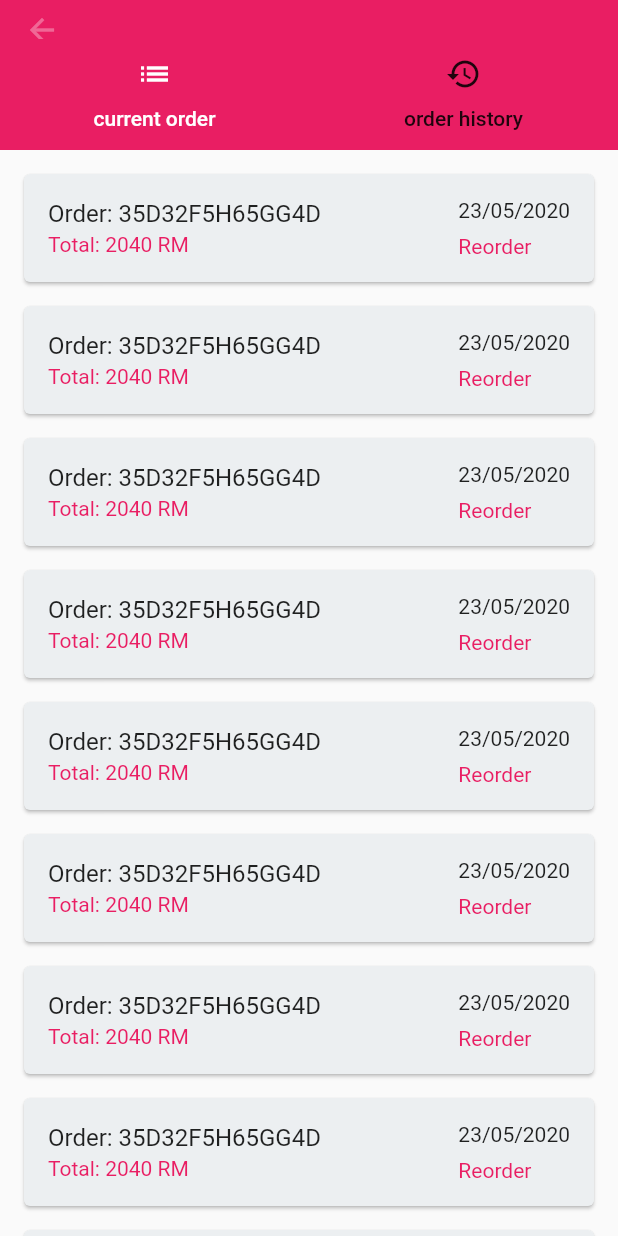
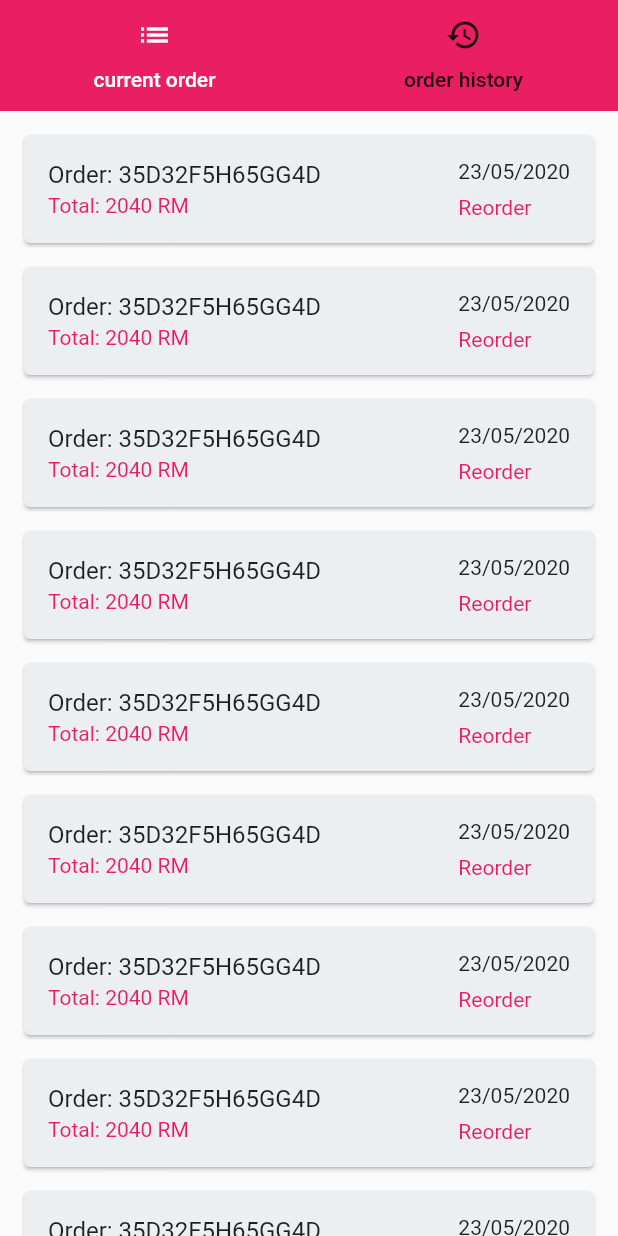
Before and after one commit to Ahmad-Elraqab/new-delivery-app, a Flutter app: the Cart screen opened directly, swiped to page 2, on a phone screen of 412 x 824 dp. Run offline on Flutter 3.47's test engine with Material 2 defaults, Android fonts, the phone set to English and light mode, and no system bars; our stand-ins replace cloud_firestore, font_awesome_flutter, get_it; accounts and stored records are empty; network calls fail.

Commit message:
add singlechildscrollview to the cart

```diff
--- a/lib/screens/cart/cart_screen.dart
+++ b/lib/screens/cart/cart_screen.dart
@@ -25,7 +25,7 @@ class _CartState extends State<Cart> with SingleTickerProviderStateMixin {
               return <Widget>[
                 SliverAppBar(
                   // backgroundColor: Colors.red,
-                  expandedHeight: 100.0,
+                  expandedHeight: 0.0,
                   floating: true,
                   pinned: true,
                   flexibleSpace: FlexibleSpaceBar(
@@ -56,12 +56,14 @@ class _CartState extends State<Cart> with SingleTickerProviderStateMixin {
               },
               controller: pageController,
               children: <Widget>[
-                Column(
+                SingleChildScrollView(
+                                  child: Column(
                     children: <Widget>[
+                      _orderList(),
                       _summaryBox(context),
-                    _orderList(),
                       _checkoutButton()
                     ],
+                  ),
                 ),
                 _historyScreen(context),
               ],
@@ -74,7 +76,7 @@ class _CartState extends State<Cart> with SingleTickerProviderStateMixin {
 
   Padding _checkoutButton() {
     return Padding(
-      padding: const EdgeInsets.all(20.0),
+      padding: const EdgeInsets.all(10.0),
       child: Container(
         decoration: BoxDecoration(
           color: Colors.pink,
@@ -97,10 +99,12 @@ class _CartState extends State<Cart> with SingleTickerProviderStateMixin {
       mainAxisAlignment: MainAxisAlignment.start,
       crossAxisAlignment: CrossAxisAlignment.center,
       children: <Widget>[
-        Card(
-          elevation: 7,
+        Padding(
+          padding: const EdgeInsets.all(10.0),
+          child: Card(
+            elevation: 3,
             child: Container(
-            width: MediaQuery.of(context).size.width - 50,
+              width: MediaQuery.of(context).size.width,
               height: 200,
               decoration: BoxDecoration(
                 borderRadius: BorderRadius.circular(5),
@@ -187,6 +191,7 @@ class _CartState extends State<Cart> with SingleTickerProviderStateMixin {
                     ),
                   ),
                 ],
+              ),
             ),
           ),
         ),
@@ -281,12 +286,13 @@ class _CartState extends State<Cart> with SingleTickerProviderStateMixin {
     );
   }
 
-  Expanded _orderList() {
-    return Expanded(
-      child: Padding(
-        padding: const EdgeInsets.only(left: 20.0, right: 20.0),
+  Padding _orderList() {
+    return Padding(
+      padding: const EdgeInsets.only(left: 10.0, right: 10.0),
       child: Card(
-          elevation: 7,
+        elevation: 3,
+        child: Container(
+          height: 400,
           child: ListView.builder(
             scrollDirection: Axis.vertical,
             itemCount: 10,
```
Lines whose indentation alone changed are shown as unchanged.
